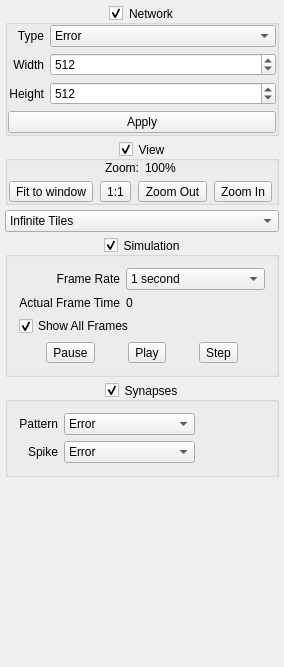
First picture: the form in Neuron/ToolBox.ui, repository Skwint/Neuron, before the edit.
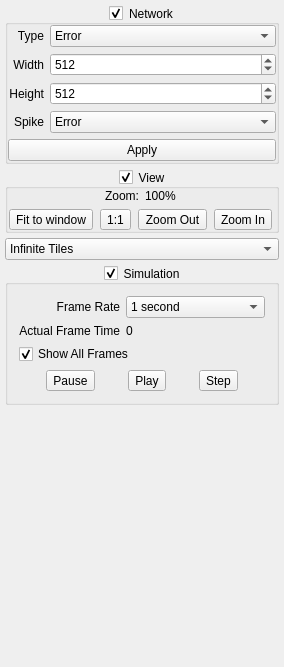
Second picture: the form after the edit.

Commit message: Add configuration panels for layers and synapses. Add top level Automaton class to controller.

What changed in the file:
```diff
--- a/Neuron/ToolBox.ui
+++ b/Neuron/ToolBox.ui
@@ -166,6 +166,28 @@
               </property>
              </widget>
             </item>
+            <item row="3" column="0">
+             <widget class="QLabel" name="label_6">
+              <property name="text">
+               <string>Spike</string>
+              </property>
+              <property name="alignment">
+               <set>Qt::AlignRight|Qt::AlignTrailing|Qt::AlignVCenter</set>
+              </property>
+             </widget>
+            </item>
+            <item row="3" column="1">
+             <widget class="QComboBox" name="cmbSpike">
+              <property name="currentIndex">
+               <number>0</number>
+              </property>
+              <item>
+               <property name="text">
+                <string>Error</string>
+               </property>
+              </item>
+             </widget>
+            </item>
            </layout>
           </item>
           <item>
@@ -454,156 +476,6 @@
       </layout>
      </widget>
     </item>
-    <item>
-     <widget class="QGroupBox" name="synapseGroup">
-      <property name="minimumSize">
-       <size>
-        <width>0</width>
-        <height>32</height>
-       </size>
-      </property>
-      <property name="title">
-       <string>Synapses</string>
-      </property>
-      <property name="alignment">
-       <set>Qt::AlignCenter</set>
-      </property>
-      <property name="flat">
-       <bool>true</bool>
-      </property>
-      <property name="checkable">
-       <bool>true</bool>
-      </property>
-      <layout class="QVBoxLayout" name="verticalLayout_8">
-       <property name="spacing">
-        <number>6</number>
-       </property>
-       <property name="leftMargin">
-        <number>0</number>
-       </property>
-       <property name="topMargin">
-        <number>0</number>
-       </property>
-       <property name="rightMargin">
-        <number>0</number>
-       </property>
-       <property name="bottomMargin">
-        <number>0</number>
-       </property>
-       <item>
-        <widget class="QWidget" name="synapsePanel" native="true">
-         <property name="sizePolicy">
-          <sizepolicy hsizetype="Preferred" vsizetype="Preferred">
-           <horstretch>0</horstretch>
-           <verstretch>0</verstretch>
-          </sizepolicy>
-         </property>
-         <property name="minimumSize">
-          <size>
-           <width>0</width>
-           <height>0</height>
-          </size>
-         </property>
-         <layout class="QHBoxLayout" name="horizontalLayout_4">
-          <property name="leftMargin">
-           <number>0</number>
-          </property>
-          <property name="topMargin">
-           <number>0</number>
-          </property>
-          <property name="rightMargin">
-           <number>0</number>
-          </property>
-          <property name="bottomMargin">
-           <number>0</number>
-          </property>
-          <item>
-           <widget class="QWidget" name="form" native="true">
-            <property name="minimumSize">
-             <size>
-              <width>40</width>
-              <height>40</height>
-             </size>
-            </property>
-            <layout class="QFormLayout" name="formLayout">
-             <property name="labelAlignment">
-              <set>Qt::AlignRight|Qt::AlignTrailing|Qt::AlignVCenter</set>
-             </property>
-             <item row="0" column="0">
-              <widget class="QLabel" name="label1">
-               <property name="text">
-                <string>Pattern</string>
-               </property>
-               <property name="alignment">
-                <set>Qt::AlignRight|Qt::AlignTrailing|Qt::AlignVCenter</set>
-               </property>
-              </widget>
-             </item>
-             <item row="0" column="1">
-              <widget class="QComboBox" name="cmbSynapse">
-               <property name="currentIndex">
-                <number>0</number>
-               </property>
-               <item>
-                <property name="text">
-                 <string>Error</string>
-                </property>
-               </item>
-              </widget>
-             </item>
-             <item row="1" column="0">
-              <widget class="QLabel" name="label_6">
-               <property name="text">
-                <string>Spike</string>
-               </property>
-               <property name="alignment">
-                <set>Qt::AlignRight|Qt::AlignTrailing|Qt::AlignVCenter</set>
-               </property>
-              </widget>
-             </item>
-             <item row="1" column="1">
-              <widget class="QComboBox" name="cmbSpike">
-               <property name="currentIndex">
-                <number>0</number>
-               </property>
-               <item>
-                <property name="text">
-                 <string>Error</string>
-                </property>
-               </item>
-              </widget>
-             </item>
-            </layout>
-           </widget>
-          </item>
-          <item>
-           <widget class="QLabel" name="lblSynapse">
-            <property name="minimumSize">
-             <size>
-              <width>32</width>
-              <height>32</height>
-             </size>
-            </property>
-            <property name="maximumSize">
-             <size>
-              <width>64</width>
-              <height>10000</height>
-             </size>
-            </property>
-            <property name="text">
-             <string/>
-            </property>
-            <property name="alignment">
-             <set>Qt::AlignCenter</set>
-            </property>
-           </widget>
-          </item>
-         </layout>
-        </widget>
-       </item>
-      </layout>
-     </widget>
-    </item>
     <item>
      <spacer name="verticalSpacer">
       <property name="orientation">
```
Left out of the diff: 3 changed lines with no effect on the pictures. The commit also changes 31 other files.
